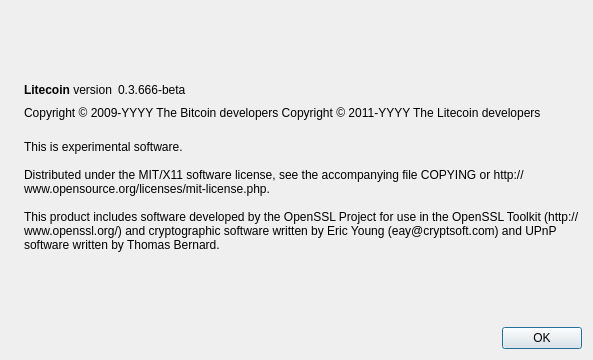
The window that src/qt/forms/aboutdialog.ui (solidarycoin/solidarycoin) describes before a commit, drawn with Qt 5.
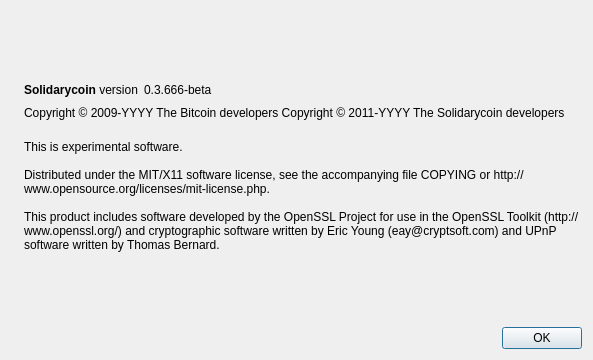
The same window after the commit. Icons and pictures are not drawn.

Commit message: Rename litecoin to solidarycoin

The edit to the form file:
```diff
--- a/src/qt/forms/aboutdialog.ui
+++ b/src/qt/forms/aboutdialog.ui
@@ -50,7 +50,7 @@
           <cursorShape>IBeamCursor</cursorShape>
          </property>
          <property name="text">
-          <string>&lt;b&gt;Litecoin&lt;/b&gt; version</string>
+          <string>&lt;b&gt;Solidarycoin&lt;/b&gt; version</string>
          </property>
          <property name="textInteractionFlags">
           <set>Qt::LinksAccessibleByMouse|Qt::TextSelectableByKeyboard|Qt::TextSelectableByMouse</set>
@@ -92,7 +92,7 @@
        </property>
        <property name="text">
         <string notr="true">Copyright &amp;copy; 2009-YYYY The Bitcoin developers
-Copyright &amp;copy; 2011-YYYY The Litecoin developers</string>
+Copyright &amp;copy; 2011-YYYY The Solidarycoin developers</string>
        </property>
        <property name="textFormat">
         <enum>Qt::RichText</enum>
```
Left out of the diff: 2 changed lines with no effect on the pictures. The commit also changes 134 other files.
